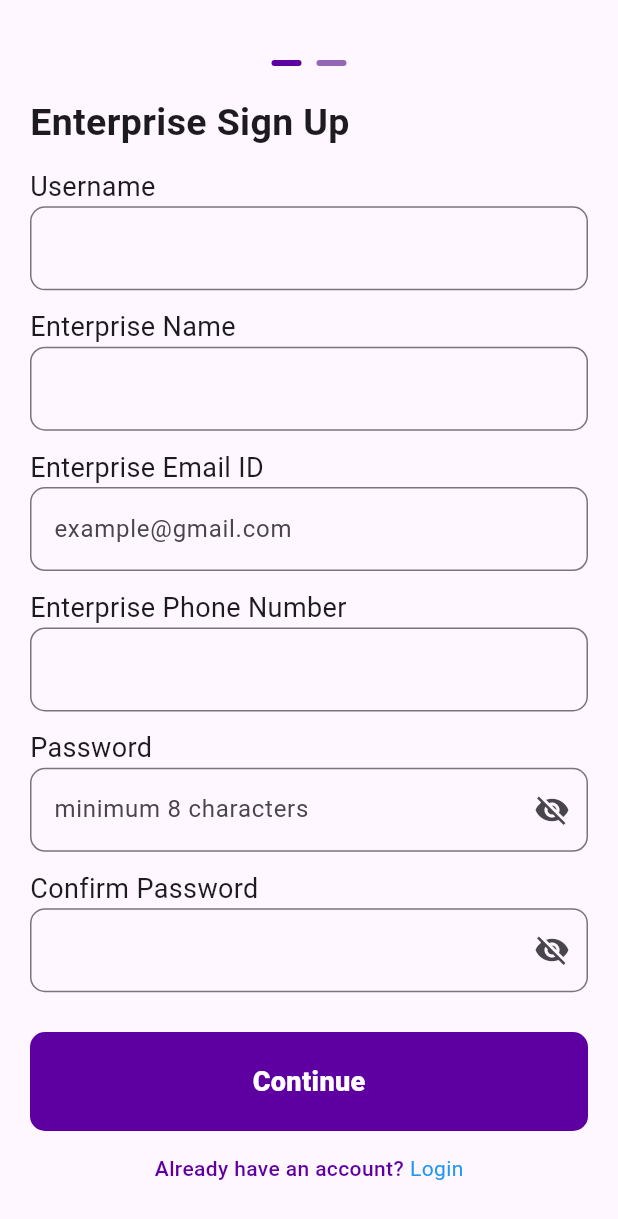
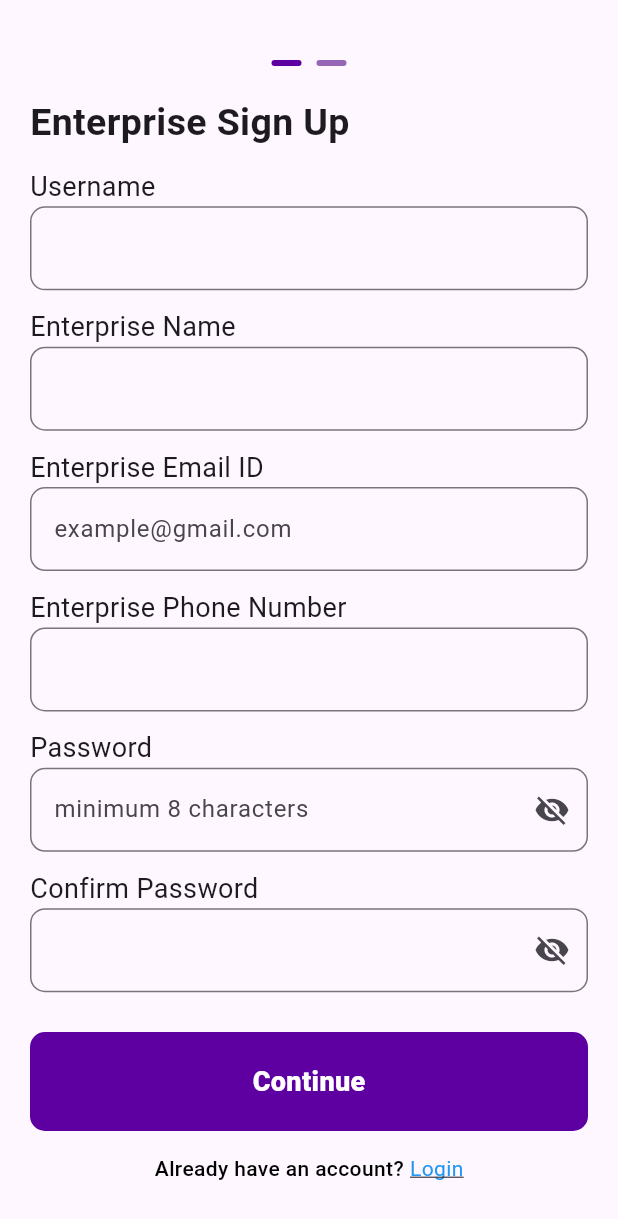
Before and after one commit to ArulRosario93/aqardy, a Flutter app: the screen it shows after launch, on a phone screen of 412 x 824 dp. Shown: the top 1219 px of the screen. Run offline on Flutter 3.47's test engine with Material 3 defaults, Android fonts, the phone set to English and light mode, and no system bars.

Commit message:
refactor: Update SignUpPage login link style

```diff
--- a/lib/Pages/SignUp/signup.dart
+++ b/lib/Pages/SignUp/signup.dart
@@ -620,13 +620,13 @@ class _SignUpPageState extends State<SignUpPage> {
                     Text(
                       "Already have an account?",
                       style: TextStyle(
-                          color: Color.fromARGB(255, 94, 0, 161),
+                          color: Colors.black,
                           fontWeight: FontWeight.w500),
                     ),
                     SizedBox(width: 4),
                     Text(
                       "Login",
-                      style: TextStyle(color: Colors.blue),
+                      style: TextStyle(color: Colors.blue, decoration: TextDecoration.underline),
                     )
                   ],
                 ),
```
